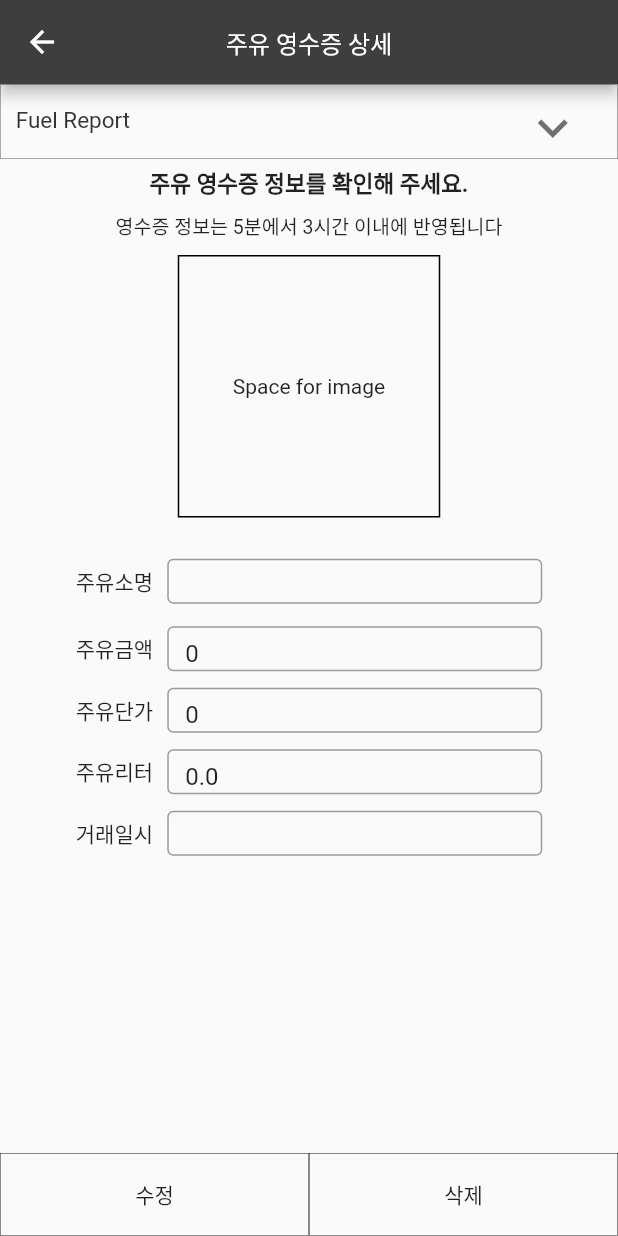
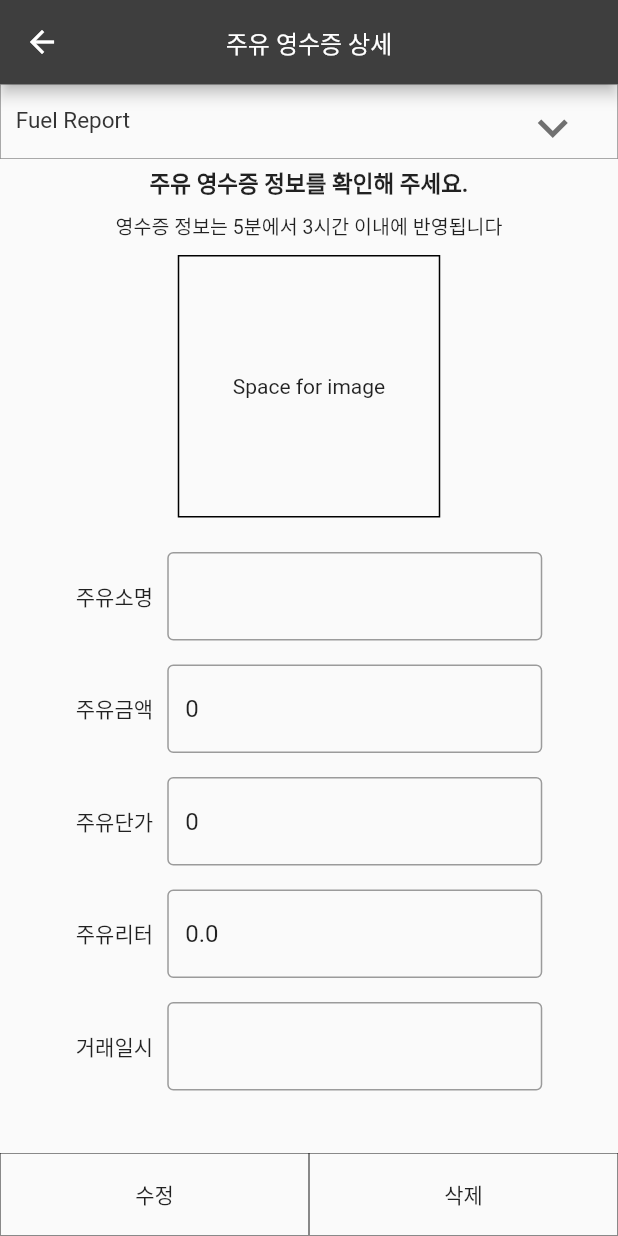
Before and after one commit to jeparktech/obigo_app_project, a Flutter app: the FuelDetailPage screen opened directly with empty values, on a phone screen of 412 x 824 dp. Run offline on Flutter 3.47's test engine with Material 2 defaults, Android fonts, the phone set to English and light mode, and no system bars; our stand-ins replace image_picker, syncfusion_flutter_charts, table_calendar; network calls fail.

Commit message:
fuel detail page validation 수정

```diff
--- a/lib/widget/fuel_detail_text.dart
+++ b/lib/widget/fuel_detail_text.dart
@@ -26,8 +26,8 @@ class _FuelDetailTextState extends State<FuelDetailText> {
             children: <Widget>[
               Container(
                 width: 330,
-                height: 35,
-                margin: EdgeInsets.all(10),
+                //height: 35,
+                margin: EdgeInsets.symmetric(horizontal: 10, vertical: 8),
                 child: Row(
                   mainAxisAlignment: MainAxisAlignment.spaceEvenly,
                   children: <Widget>[
@@ -37,7 +37,7 @@ class _FuelDetailTextState extends State<FuelDetailText> {
                     ),
                     Container(
                       width: 250,
-                      height: 30,
+                      //height: 30,
                       child: TextFormField(
                         decoration: InputDecoration(
                           border: OutlineInputBorder(),
@@ -58,6 +58,7 @@ class _FuelDetailTextState extends State<FuelDetailText> {
                             setState(() {
                               _isFieldEmpty = true;
                             });
+                            return '정보를 입력해주세요';
                           }
                         }),
                       ),
@@ -67,8 +68,8 @@ class _FuelDetailTextState extends State<FuelDetailText> {
               ),
               Container(
                 width: 330,
-                height: 35,
-                margin: EdgeInsets.only(bottom: 6),
+                //height: 35,
+                margin: EdgeInsets.symmetric(horizontal: 10, vertical: 8),
                 child: Row(
                   mainAxisAlignment: MainAxisAlignment.spaceEvenly,
                   children: <Widget>[
@@ -78,7 +79,7 @@ class _FuelDetailTextState extends State<FuelDetailText> {
                     ),
                     Container(
                       width: 250,
-                      height: 30,
+                      //height: 30,
                       child: TextFormField(
                         keyboardType: TextInputType.number,
                         decoration: InputDecoration(
@@ -100,7 +101,15 @@ class _FuelDetailTextState extends State<FuelDetailText> {
                             setState(() {
                               _isFieldEmpty = true;
                             });
+                            return '정보를 입력해주세요.';
                           }
+                          if (int.tryParse(value) == null) {
+                            return '숫자만 입력해주세요.';
+                          }
+                          if (int.parse(value) <= 0) {
+                            return '0 보다 큰 숫자를 입력해주세요.';
+                          }
+                          return null;
                         }),
                       ),
                     ),
@@ -109,8 +118,8 @@ class _FuelDetailTextState extends State<FuelDetailText> {
               ),
               Container(
                 width: 330,
-                height: 35,
-                margin: EdgeInsets.only(bottom: 6),
+                //height: 35,
+                margin: EdgeInsets.symmetric(horizontal: 10, vertical: 8),
                 child: Row(
                   mainAxisAlignment: MainAxisAlignment.spaceEvenly,
                   children: <Widget>[
@@ -120,7 +129,7 @@ class _FuelDetailTextState extends State<FuelDetailText> {
                     ),
                     Container(
                       width: 250,
-                      height: 30,
+                      //height: 30,
                       child: TextFormField(
                         keyboardType: TextInputType.number,
                         decoration: InputDecoration(
@@ -142,7 +151,15 @@ class _FuelDetailTextState extends State<FuelDetailText> {
                             setState(() {
                               _isFieldEmpty = true;
                             });
+                            return '정보를 입력해주세요.';
                           }
+                          if (int.tryParse(value) == null) {
+                            return '숫자만 입력해주세요.';
+                          }
+                          if (int.parse(value) <= 0) {
+                            return '0 보다 큰 숫자를 입력해주세요.';
+                          }
+                          return null;
                         }),
                       ),
                     ),
@@ -151,8 +168,8 @@ class _FuelDetailTextState extends State<FuelDetailText> {
               ),
               Container(
                 width: 330,
-                height: 35,
-                margin: EdgeInsets.only(bottom: 6),
+                //height: 35,
+                margin: EdgeInsets.symmetric(horizontal: 10, vertical: 8),
                 child: Row(
                   mainAxisAlignment: MainAxisAlignment.spaceEvenly,
                   children: <Widget>[
@@ -162,7 +179,7 @@ class _FuelDetailTextState extends State<FuelDetailText> {
                     ),
                     Container(
                       width: 250,
-                      height: 30,
+                      //height: 30,
                       child: TextFormField(
                         keyboardType: TextInputType.number,
                         decoration: InputDecoration(
@@ -184,7 +201,15 @@ class _FuelDetailTextState extends State<FuelDetailText> {
                             setState(() {
                               _isFieldEmpty = true;
                             });
+                            return '정보를 입력해주세요.';
                           }
+                          if (double.tryParse(value) == null) {
+                            return '숫자만 입력해주세요.';
+                          }
+                          if (double.parse(value) <= 0) {
+                            return '0 보다 큰 숫자를 입력해주세요.';
+                          }
+                          return null;
                         }),
                       ),
                     ),
@@ -193,8 +218,8 @@ class _FuelDetailTextState extends State<FuelDetailText> {
               ),
               Container(
                 width: 330,
-                height: 35,
-                margin: EdgeInsets.only(bottom: 6),
+                //height: 35,
+                margin: EdgeInsets.symmetric(horizontal: 10, vertical: 8),
                 child: Row(
                   mainAxisAlignment: MainAxisAlignment.spaceEvenly,
                   children: <Widget>[
@@ -204,7 +229,7 @@ class _FuelDetailTextState extends State<FuelDetailText> {
                     ),
                     Container(
                       width: 250,
-                      height: 30,
+                      //height: 30,
                       child: TextFormField(
                         decoration: InputDecoration(
                           border: OutlineInputBorder(),
@@ -225,9 +250,10 @@ class _FuelDetailTextState extends State<FuelDetailText> {
                             setState(() {
                               _isFieldEmpty = true;
                             });
+                            return '정보를 입력해 주세요';
                           }
                           if (!RegExp(r'202[0-9]-(0[1-9]|1[0-2])-(0[1-9]|[12][0-9]|3[01])')
-                                  .hasMatch(value!) ||
+                                  .hasMatch(value) ||
                               value.length > 10) {
                             return '잘못된 형식입니다. (YYYY-MM-DD)';
                           }
--- a/lib/widget/fuel_info_text.dart
+++ b/lib/widget/fuel_info_text.dart
@@ -249,9 +249,10 @@ class _FuelInfoTextState extends State<FuelInfoText> {
                             setState(() {
                               _isFieldEmpty = true;
                             });
+                            return '정보를 입력해 주세요';
                           }
                           if (!RegExp(r'202[0-9]-(0[1-9]|1[0-2])-(0[1-9]|[12][0-9]|3[01])')
-                                  .hasMatch(value!) ||
+                                  .hasMatch(value) ||
                               value.length > 10) {
                             return '잘못된 형식입니다. (YYYY-MM-DD)';
                           }
```
